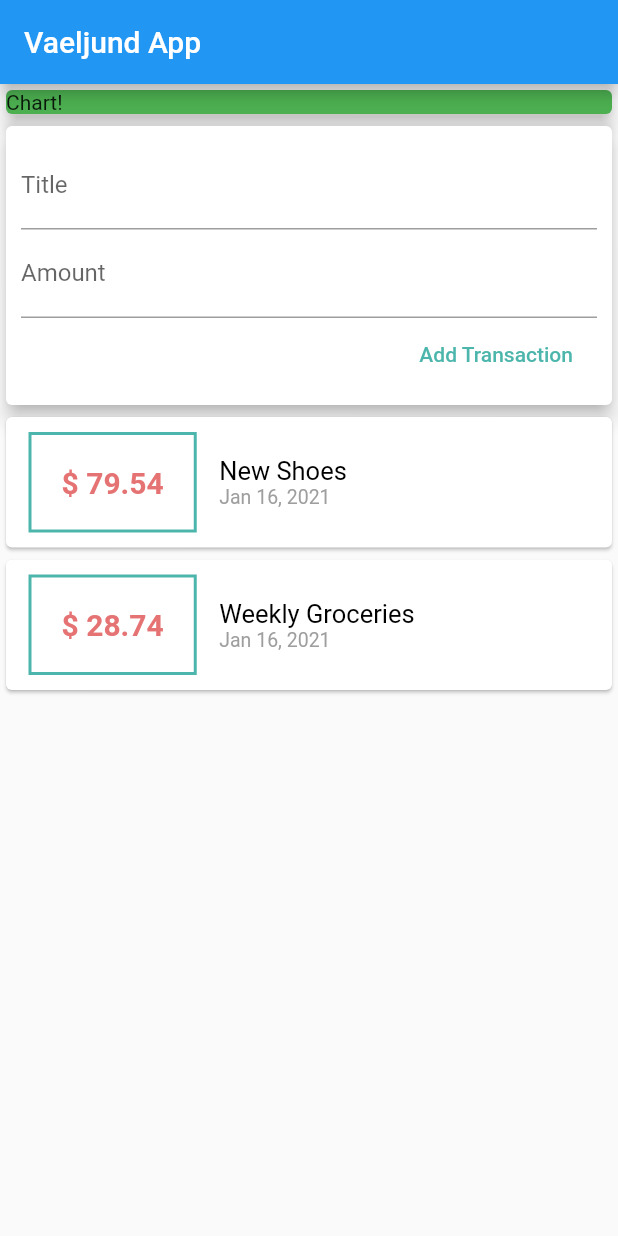
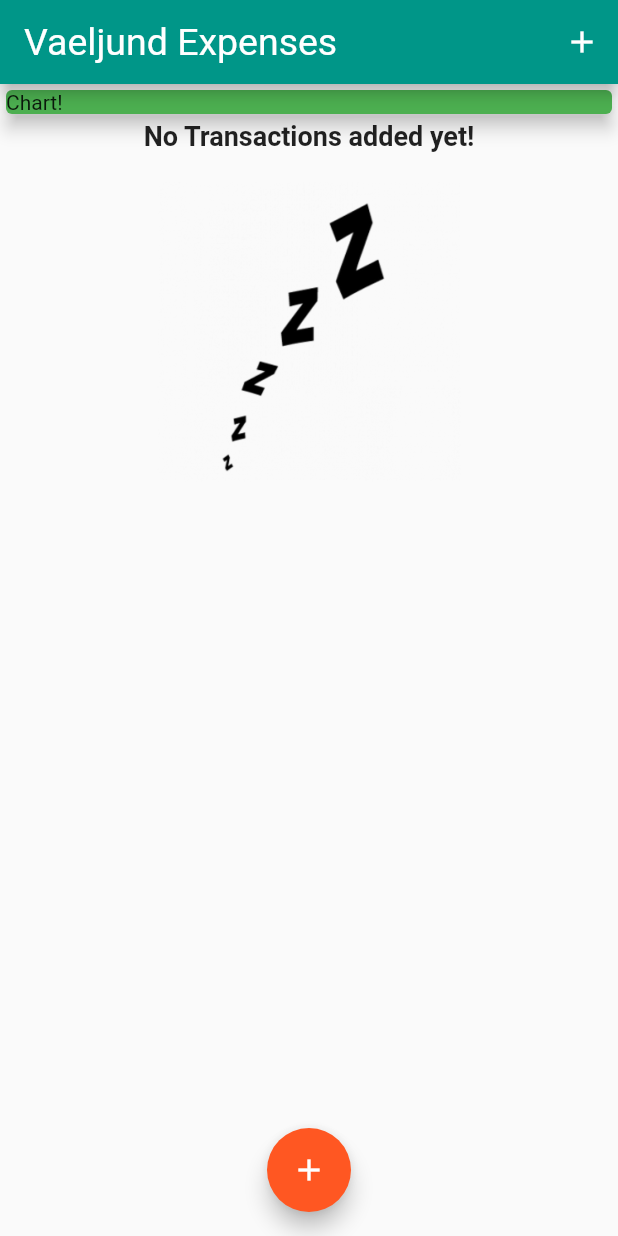
Before and after one commit to EliasJWanner/Vaeljund, a Flutter app: the screen it shows after launch, on a phone screen of 412 x 824 dp. Run offline on Flutter 3.47's test engine with Material 2 defaults, Android fonts, the phone set to English and light mode, and no system bars.

Commit message:
remove user transaction and add chart.dart

```diff
--- a/lib/main.dart
+++ b/lib/main.dart
@@ -1,5 +1,7 @@
 import 'package:flutter/material.dart';
-import './widgets/user-transactions.dart';
+import './widgets/transaction-list.dart';
+import './widgets/new-transaction.dart';
+import './models/transaction.dart';
 
 void main() => runApp(MyApp());
 
@@ -7,25 +9,92 @@ class MyApp extends StatelessWidget {
   @override
   Widget build(BuildContext context) {
     return MaterialApp(
-      title: 'Vaeljund App',
+      title: 'Vaeljund Expenses',
+      theme: ThemeData(
+        primarySwatch: Colors.teal,
+        accentColor: Colors.deepOrange,
+        fontFamily: 'Palanquin',
+        textTheme: ThemeData.light().textTheme.copyWith(
+              headline6: TextStyle(
+                fontFamily: 'Roboto',
+                fontWeight: FontWeight.bold,
+                fontSize: 18,
+              ),
+            ),
+        appBarTheme: AppBarTheme(
+          textTheme: ThemeData.light().textTheme.copyWith(
+                headline6: TextStyle(
+                  fontFamily: 'Roboto',
+                  fontSize: 25,
+                ),
+              ),
+        ),
+      ),
       home: MyHomePage(),
     );
   }
 }
 
-class MyHomePage extends StatelessWidget {
-  // String titleInput;
-  // String amountInput;
-  final titleController = TextEditingController();
-  final amountController = TextEditingController();
+class MyHomePage extends StatefulWidget {
+  @override
+  _MyHomePageState createState() => _MyHomePageState();
+}
+
+class _MyHomePageState extends State<MyHomePage> {
+  final List<Transaction> _userTransactions = [
+    // Transaction(
+    //   id: 't1',
+    //   title: 'New Shoes',
+    //   amount: 79.54,
+    //   date: DateTime.now(),
+    // ),
+    // Transaction(
+    //   id: 't2',
+    //   title: 'Weekly Groceries',
+    //   amount: 28.74,
+    //   date: DateTime.now(),
+    // )
+  ];
+
+  void _addNewTransaction(String newTitle, double newAmount) {
+    final newTex = Transaction(
+      title: newTitle,
+      amount: newAmount,
+      date: DateTime.now(),
+      id: DateTime.now().toString(),
+    );
+
+    setState(() {
+      _userTransactions.add(newTex);
+    });
+  }
+
+  void _showInputFieldTransaction(BuildContext ctx) {
+    showModalBottomSheet(
+        context: ctx,
+        builder: (_) {
+          return GestureDetector(
+            onTap: () {},
+            child: NewTransaction(_addNewTransaction),
+            behavior: HitTestBehavior.opaque,
+          );
+        });
+  }
 
   @override
   Widget build(BuildContext context) {
     return Scaffold(
       appBar: AppBar(
-        title: Text('Vaeljund App'),
+        title: Text('Vaeljund Expenses'),
+        actions: <Widget>[
+          IconButton(
+            icon: Icon(Icons.add),
+            onPressed: () => _showInputFieldTransaction(context),
           ),
-      body: Column(
+        ],
+      ),
+      body: SingleChildScrollView(
+        child: Column(
           // mainAxisAlignment: MainAxisAlignment.center,
           crossAxisAlignment: CrossAxisAlignment.stretch,
           children: <Widget>[
@@ -37,8 +106,14 @@ class MyHomePage extends StatelessWidget {
                 elevation: 5,
               ),
             ),
-          UserTransactions(),
+            TransactionList(_userTransactions),
           ],
+        ),
+      ),
+      floatingActionButtonLocation: FloatingActionButtonLocation.centerFloat,
+      floatingActionButton: FloatingActionButton(
+        child: Icon(Icons.add),
+        onPressed: () => _showInputFieldTransaction(context),
       ),
     );
   }
--- a/lib/widgets/transaction-list.dart
+++ b/lib/widgets/transaction-list.dart
@@ -10,8 +10,28 @@ class TransactionList extends StatelessWidget {
 
   @override
   Widget build(BuildContext context) {
-    return Column(
-      children: transactions.map((tx) {
+    return Container(
+      height: 400,
+      child: transactions.isEmpty
+          ? Column(
+              children: <Widget>[
+                Text(
+                  'No Transactions added yet!',
+                  style: Theme.of(context).textTheme.headline6,
+                ),
+                SizedBox(
+                  height: 20,
+                ),
+                Container(
+                    height: 200,
+                    child: Image.asset(
+                      'assets/images/zzz.png',
+                      fit: BoxFit.cover,
+                    )),
+              ],
+            )
+          : ListView.builder(
+              itemBuilder: (context, index) {
                 return Card(
                   child: Row(
                     children: <Widget>[
@@ -22,16 +42,16 @@ class TransactionList extends StatelessWidget {
                         ),
                         decoration: BoxDecoration(
                             border: Border.all(
-                  color: Colors.teal[300],
+                          color: Theme.of(context).primaryColor,
                           width: 2,
                         )),
                         padding: EdgeInsets.all(20),
                         child: Text(
-                  '\$ ${tx.amount}',
+                          '\$ ${transactions[index].amount.toStringAsFixed(2)}',
                           style: TextStyle(
                             fontWeight: FontWeight.bold,
                             fontSize: 20,
-                    color: Colors.red[300],
+                            color: Theme.of(context).primaryColor,
                           ),
                         ),
                       ),
@@ -39,11 +59,11 @@ class TransactionList extends StatelessWidget {
                         crossAxisAlignment: CrossAxisAlignment.start,
                         children: <Widget>[
                           Text(
-                    tx.title,
-                    style: TextStyle(fontSize: 17, color: Colors.black),
+                            transactions[index].title,
+                            style: Theme.of(context).textTheme.headline6,
                           ),
                           Text(
-                    DateFormat.yMMMd().format(tx.date),
+                            DateFormat.yMMMd().format(transactions[index].date),
                             style: TextStyle(fontSize: 13, color: Colors.grey),
                           ),
                         ],
@@ -51,7 +71,9 @@ class TransactionList extends StatelessWidget {
                     ],
                   ),
                 );
-      }).toList(),
+              },
+              itemCount: transactions.length,
+            ),
     );
   }
 }
--- a/lib/widgets/user-transactions.dart
+++ /dev/null
@@ -1,50 +0,0 @@
-import 'package:flutter/material.dart';
-
-import './new-transaction.dart';
-import './transaction-list.dart';
-import '../models/transaction.dart';
-
-class UserTransactions extends StatefulWidget {
-  @override
-  _UserTransactionsState createState() => _UserTransactionsState();
-}
-
-class _UserTransactionsState extends State<UserTransactions> {
-  final List<Transaction> _userTransactions = [
-    Transaction(
-      id: 't1',
-      title: 'New Shoes',
-      amount: 79.54,
-      date: DateTime.now(),
-    ),
-    Transaction(
-      id: 't2',
-      title: 'Weekly Groceries',
-      amount: 28.74,
-      date: DateTime.now(),
-    )
-  ];
-
-  void _addNewTransaction(String newTitle, double newAmount) {
-    final newTex = Transaction(
-      title: newTitle,
-      amount: newAmount,
-      date: DateTime.now(),
-      id: DateTime.now().toString(),
-    );
-
-    setState(() {
-      _userTransactions.add(newTex);
-    });
-  }
-
-  @override
-  Widget build(BuildContext context) {
-    return Column(
-      children: <Widget>[
-        NewTransaction(_addNewTransaction),
-        TransactionList(_userTransactions),
-      ],
-    );
-  }
-}
```
Also changed, not shown: lib/widgets/chart.dart (added, +11 -0 lines), lib/widgets/new-transaction.dart (+31 -8 lines), pubspec.yaml (+18 -14 lines), assets/fonts/Palanquin-Bold.ttf (added), assets/fonts/Palanquin-ExtraLight.ttf (added), assets/fonts/Palanquin-Light.ttf (added), assets/fonts/Palanquin-Medium.ttf (added), assets/fonts/Palanquin-Regular.ttf (added), assets/fonts/Palanquin-SemiBold.ttf (added), assets/fonts/Palanquin-Thin.ttf (added), assets/fonts/Roboto-Bold.ttf (added), assets/fonts/Roboto-Medium.ttf (added), assets/fonts/Roboto-Regular.ttf (added), assets/images/zzz.png (added). Lines whose indentation alone changed are shown as unchanged.
